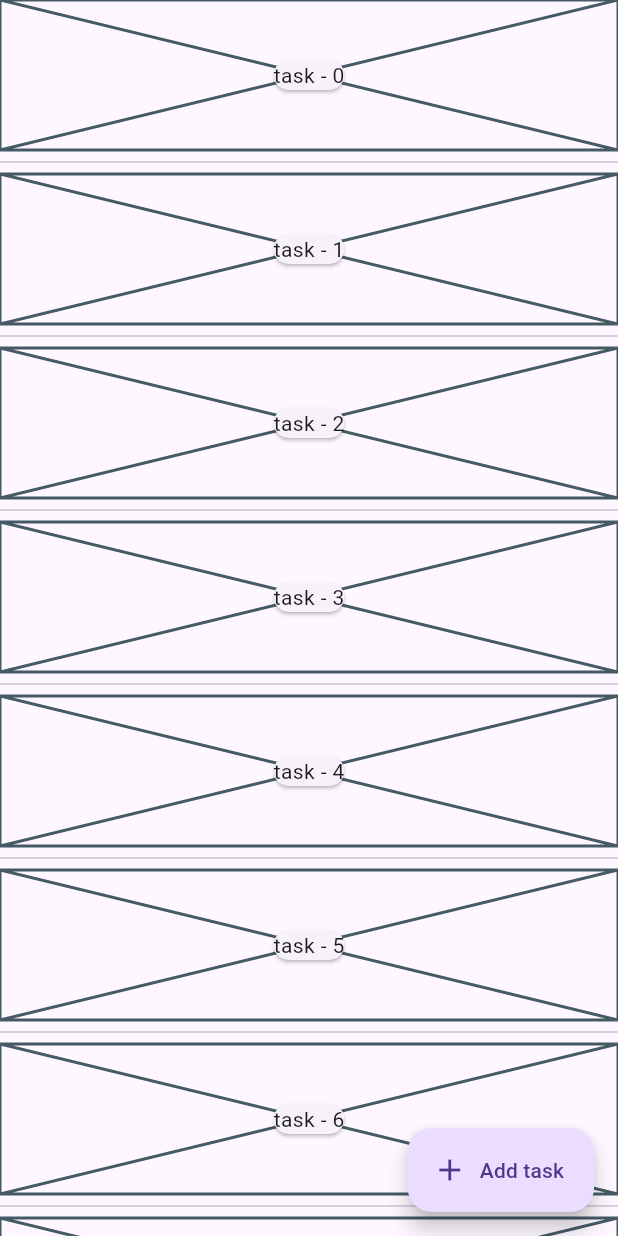
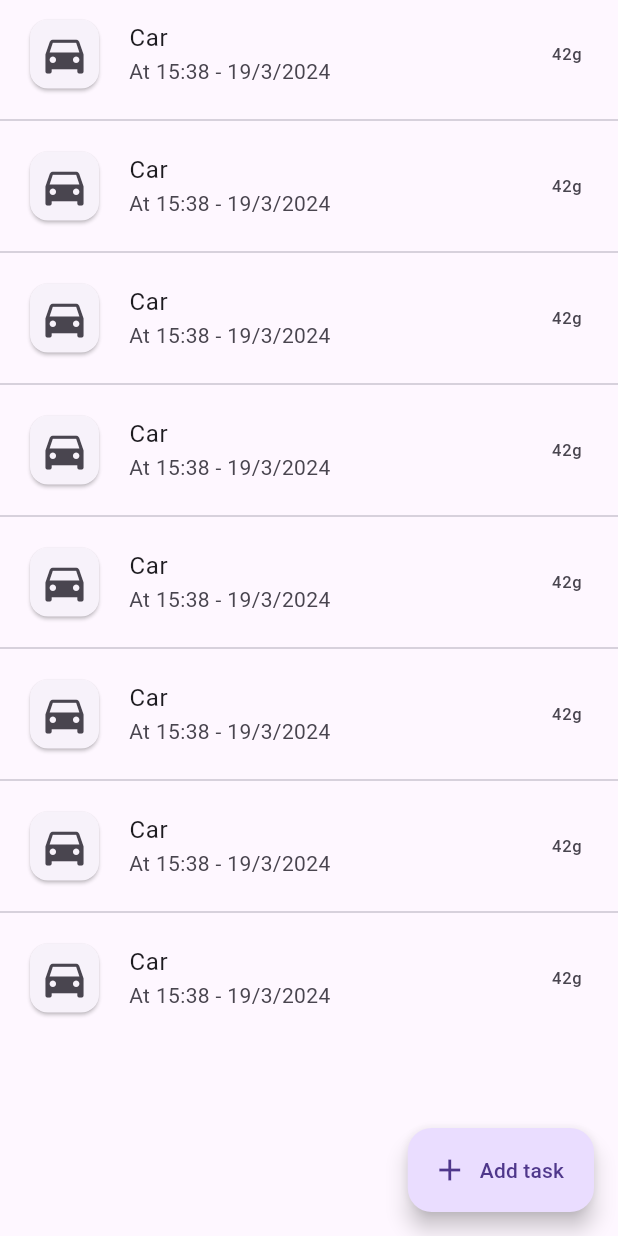
Before and after one commit to jaller698/02122_project, a Flutter app: the CarbonTrackerView screen opened directly, on a phone screen of 412 x 824 dp. Run offline on Flutter 3.47's test engine with Material 3 defaults, Android fonts, the phone set to English and light mode, and no system bars; our stand-ins replace flutter_form_builder, form_builder_validators; missing offline and left inert: primer_progress_bar.

Commit message:
Update carbon_tracker_view.dart

```diff
--- a/Frontend/lib/src/CarbonTracker/carbon_tracker_view.dart
+++ b/Frontend/lib/src/CarbonTracker/carbon_tracker_view.dart
@@ -1,22 +1,29 @@
 import 'package:flutter/material.dart';
 
 class CarbonTrackerView extends StatelessWidget {
-  const CarbonTrackerView({
-    super.key,
-  });
+  const CarbonTrackerView({super.key});
+
+  static const List<CarbonTrackItem> items = [];
 
   @override
   Widget build(BuildContext context) {
     return Scaffold(
       body: ListView.separated(
         itemBuilder: (context, index) {
-          return Placeholder(
-            fallbackHeight: 100,
-            child: Center(
-              child: Card(
-                child: Text('task - $index'),
+          return ListTile(
+            leading: const Card(
+              child: Padding(
+                padding: EdgeInsets.all(6.0),
+                child: Icon(
+                  Icons.directions_car,
+                  size: 34,
+                ),
               ),
             ),
+            title: const Text('Car'),
+            subtitle: Text(
+                'At 15:38 - ${DateTime.now().day}/${DateTime.now().month}/${DateTime.now().year}'),
+            trailing: const Text('42g'),
           );
         },
         separatorBuilder: (context, index) {
@@ -28,9 +35,63 @@ class CarbonTrackerView extends StatelessWidget {
         label: const Text('Add task'),
         icon: const Icon(Icons.add),
         onPressed: () {
-          showLicensePage(context: context);
+          showModalBottomSheet<void>(
+            context: context,
+            builder: (context) {
+              return SizedBox(
+                height: 200,
+                child: ListView(
+                  children: const <Widget>[
+                    ListTile(
+                      leading: Icon(Icons.explore),
+                      title: Text('Transport'),
+                    ),
+                    ListTile(
+                      leading: Icon(Icons.restaurant),
+                      title: Text('Food'),
+                    )
+                  ],
+                ),
+              );
+            },
+          );
         },
       ),
     );
   }
 }
+
+class CarbonTrackItem {}
+
+// to track
+//  travel
+//    by foot
+//    car
+//      electric
+//        hybrid
+//      petrol
+//      diesel
+//    bus
+//    train
+//    plane
+//      distance (choose in settings?)
+//      time
+//  food
+//    meat
+//      fish
+//      meat (low to high)
+//    dairy
+//    vegan
+//  shopping
+//    clothes
+//      fast fashion
+//    electronics (large to small)
+//  energy consumption
+//    region
+//      coal
+//      natrual gas
+//      wind
+//      solar
+//      hydro
+//      nuclear
+//    by month?
```
